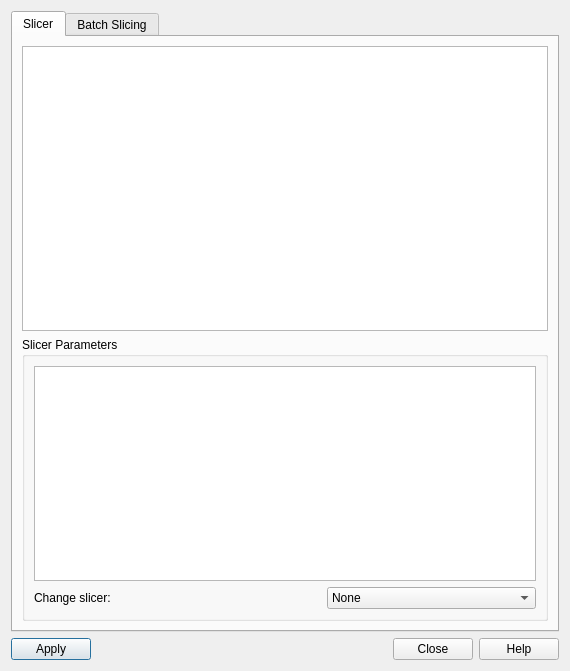
First picture: the form in src/sas/qtgui/Plotting/UI/SlicerParametersUI.ui, repository SasView/sasview, before the edit.
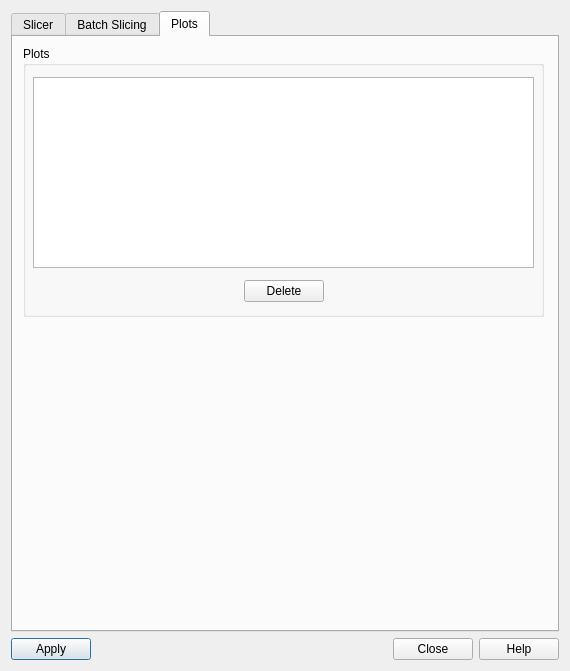
Second picture: the form after the edit. Icons and pictures are not drawn.

Commit message: UI incorporation of slicer plots

```diff
--- a/src/sas/qtgui/Plotting/UI/SlicerParametersUI.ui
+++ b/src/sas/qtgui/Plotting/UI/SlicerParametersUI.ui
@@ -71,7 +71,7 @@
    <item row="0" column="0">
     <widget class="QTabWidget" name="tabWidget">
      <property name="currentIndex">
-      <number>0</number>
+      <number>2</number>
      </property>
      <widget class="QWidget" name="tab">
       <attribute name="title">
@@ -281,6 +281,26 @@
               </property>
              </widget>
             </item>
+            <item>
+             <spacer name="horizontalSpacer_4">
+              <property name="orientation">
+               <enum>Qt::Horizontal</enum>
+              </property>
+              <property name="sizeHint" stdset="0">
+               <size>
+                <width>40</width>
+                <height>20</height>
+               </size>
+              </property>
+             </spacer>
+            </item>
+            <item>
+             <widget class="QCheckBox" name="chkStack">
+              <property name="text">
+               <string>Stack Plots</string>
+              </property>
+             </widget>
+            </item>
            </layout>
           </item>
          </layout>
@@ -471,6 +491,79 @@
        </item>
       </layout>
      </widget>
+     <widget class="QWidget" name="tab_3">
+      <attribute name="title">
+       <string>Plots</string>
+      </attribute>
+      <widget class="QGroupBox" name="groupBox_4">
+       <property name="geometry">
+        <rect>
+         <x>10</x>
+         <y>9</y>
+         <width>521</width>
+         <height>271</height>
+        </rect>
+       </property>
+       <property name="title">
+        <string>Plots</string>
+       </property>
+       <widget class="QListWidget" name="lstPlots_2">
+        <property name="geometry">
+         <rect>
+          <x>10</x>
+          <y>31</y>
+          <width>501</width>
+          <height>191</height>
+         </rect>
+        </property>
+       </widget>
+       <widget class="QWidget" name="horizontalLayoutWidget">
+        <property name="geometry">
+         <rect>
+          <x>10</x>
+          <y>230</y>
+          <width>501</width>
+          <height>30</height>
+         </rect>
+        </property>
+        <layout class="QHBoxLayout" name="horizontalLayout_6">
+         <item>
+          <spacer name="horizontalSpacer_5">
+           <property name="orientation">
+            <enum>Qt::Horizontal</enum>
+           </property>
+           <property name="sizeHint" stdset="0">
+            <size>
+             <width>40</width>
+             <height>20</height>
+            </size>
+           </property>
+          </spacer>
+         </item>
+         <item>
+          <widget class="QPushButton" name="pushButton">
+           <property name="text">
+            <string>Delete</string>
+           </property>
+          </widget>
+         </item>
+         <item>
+          <spacer name="horizontalSpacer_6">
+           <property name="orientation">
+            <enum>Qt::Horizontal</enum>
+           </property>
+           <property name="sizeHint" stdset="0">
+            <size>
+             <width>40</width>
+             <height>20</height>
+            </size>
+           </property>
+          </spacer>
+         </item>
+        </layout>
+       </widget>
+      </widget>
+     </widget>
     </widget>
    </item>
   </layout>
```
The commit also changes 2 other files.
